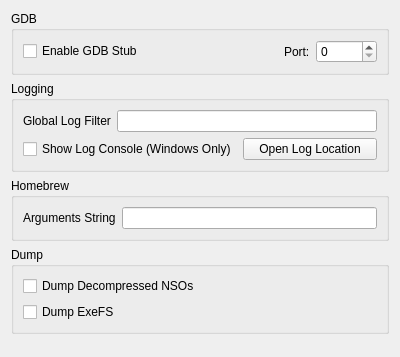
The window that src/yuzu/configuration/configure_debug.ui (rorrim-rorrim/eden-alt) describes before a commit, drawn with Qt 5.
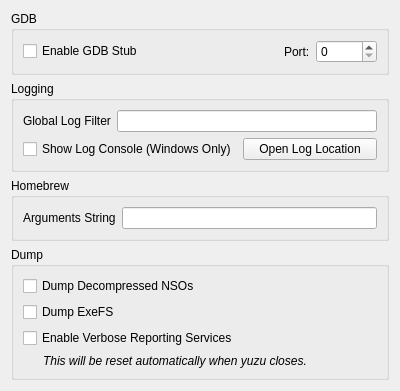
The same window after the commit.

Commit message: qt: Make UI option for 'Reporting Services' temporary Reports are unnecessary for normal users and this is to prevent 'power' users from enabling the feature by accident.

What changed in the file:
```diff
--- a/src/yuzu/configuration/configure_debug.ui
+++ b/src/yuzu/configuration/configure_debug.ui
@@ -155,6 +155,28 @@
         </property>
        </widget>
       </item>
+      <item>
+       <widget class="QCheckBox" name="reporting_services">
+        <property name="text">
+         <string>Enable Verbose Reporting Services</string>
+        </property>
+       </widget>
+      </item>
+      <item>
+       <widget class="QLabel" name="label_3">
+        <property name="font">
+         <font>
+          <italic>true</italic>
+         </font>
+        </property>
+        <property name="text">
+         <string>This will be reset automatically when yuzu closes.</string>
+        </property>
+        <property name="indent">
+         <number>20</number>
+        </property>
+       </widget>
+      </item>
      </layout>
     </widget>
    </item>
```
The commit also changes 1 other file.
